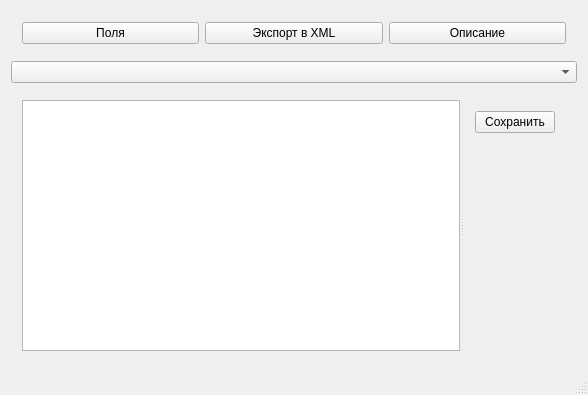
Before: the Qt Designer form src/gtool1cd/table_data_window.ui in e8tools/tool1cd, drawn with Qt 5.
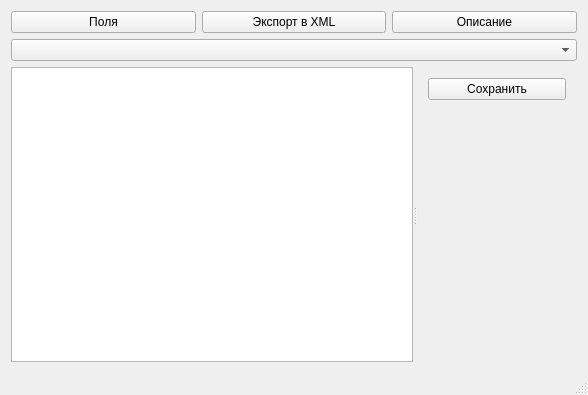
After: the same form once the commit is applied. Custom widgets are drawn as their Qt base class.

Commit message: GUI: удобства.

```diff
--- a/src/gtool1cd/table_data_window.ui
+++ b/src/gtool1cd/table_data_window.ui
@@ -30,6 +30,21 @@
        </sizepolicy>
       </property>
       <layout class="QHBoxLayout" name="horizontalLayout">
+       <property name="spacing">
+        <number>6</number>
+       </property>
+       <property name="leftMargin">
+        <number>0</number>
+       </property>
+       <property name="topMargin">
+        <number>0</number>
+       </property>
+       <property name="rightMargin">
+        <number>0</number>
+       </property>
+       <property name="bottomMargin">
+        <number>0</number>
+       </property>
        <item>
         <widget class="QPushButton" name="fieldsButton">
          <property name="text">
@@ -73,23 +88,35 @@
        </sizepolicy>
       </property>
       <layout class="QHBoxLayout" name="horizontalLayout_2">
+       <property name="spacing">
+        <number>0</number>
+       </property>
+       <property name="leftMargin">
+        <number>0</number>
+       </property>
+       <property name="topMargin">
+        <number>0</number>
+       </property>
+       <property name="rightMargin">
+        <number>0</number>
+       </property>
+       <property name="bottomMargin">
+        <number>0</number>
+       </property>
        <item>
         <widget class="QSplitter" name="splitter">
          <property name="orientation">
           <enum>Qt::Horizontal</enum>
          </property>
          <widget class="QTableView" name="dataView">
-          <property name="sizePolicy">
-           <sizepolicy hsizetype="Expanding" vsizetype="Expanding">
-            <horstretch>2</horstretch>
-            <verstretch>0</verstretch>
-           </sizepolicy>
-          </property>
           <property name="font">
            <font>
             <pointsize>9</pointsize>
            </font>
           </property>
+          <property name="tabKeyNavigation">
+           <bool>false</bool>
+          </property>
           <property name="sortingEnabled">
            <bool>true</bool>
           </property>
```
The commit also changes 6 other files.
